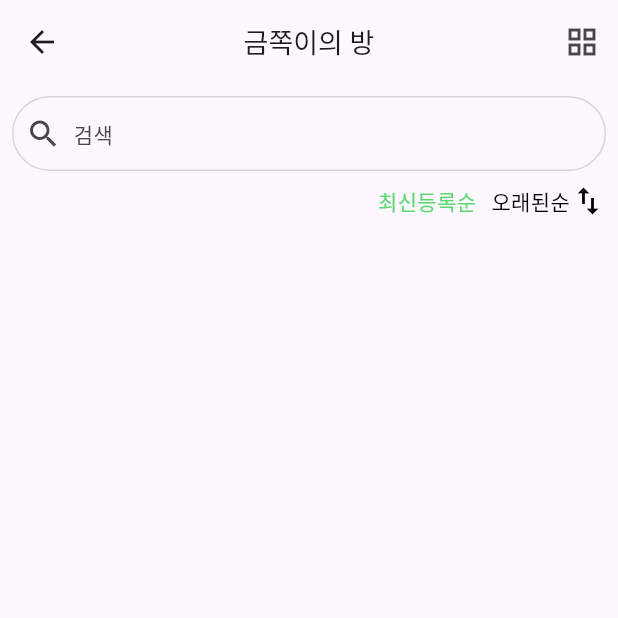
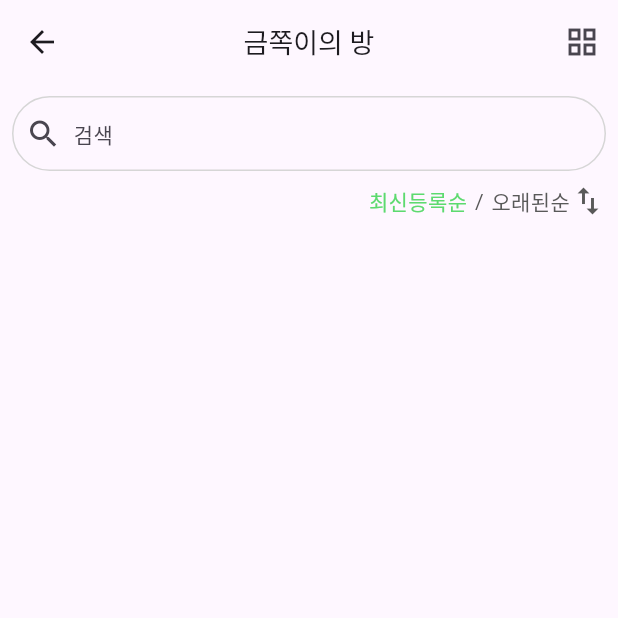
Before and after one commit to YonginUniv-AI-Service-LAB/YIU-AISL-ADizzi-APP, a Flutter app: the screen it shows after launch, after a tap on "Container 페이지", on a phone screen of 412 x 824 dp, the top half of it. Run offline on Flutter 3.47's test engine with Material 3 defaults, Android fonts, the light colour scheme and no system bars.

Commit message:
feat: slot 페이지 생성

```diff
--- a/lib/screens/container/container_screen.dart
+++ b/lib/screens/container/container_screen.dart
@@ -2,6 +2,7 @@ import 'package:flutter/material.dart';
 import '../../widgets/custom_container_add_button.dart';
 import '../../widgets/custom_search_bar.dart';
 import 'add_container.dart';
+import 'package:yiu_aisl_adizzi_app/widgets/time_sort_seletor.dart';
 
 class ContainerScreen extends StatefulWidget {
   const ContainerScreen({super.key});
@@ -24,7 +25,7 @@ class _ContainerScreenState extends State<ContainerScreen> {
         centerTitle: true,
         actions: [
           IconButton(
-            icon: Icon(Icons.grid_view),
+            icon: const Icon(Icons.grid_view),
             onPressed: () {
               // main item 페이지로 이동
               // Navigator.push(
@@ -37,47 +38,26 @@ class _ContainerScreenState extends State<ContainerScreen> {
       ),
       body: Column(
         children: [
+          // CustomSearchBar 사용
            CustomSearchBar(onTap: () {  },
 
           ),
-          Padding(
-            padding: const EdgeInsets.symmetric(horizontal: 8.0),
-            child: Row(
-              mainAxisAlignment: MainAxisAlignment.end,
-              children: [
-                GestureDetector(
-                  onTap: () {
+
+          // TimeSortSelector 위젯 사용
+          TimeSortSelector(
+            isLatestSelected: _isLatestSelected,
+            onLatestTap: () {
               setState(() {
                 _isLatestSelected = true;
               });
             },
-                  child: Text(
-                    '최신등록순',
-                    style: TextStyle(
-                      color: _isLatestSelected ? Color(0xFF5DDA6F) : Colors.black,
-                    ),
-                  ),
-                ),
-                SizedBox(width: 10),
-
-                GestureDetector(
-                  onTap: () {
+            onOldestTap: () {
               setState(() {
                 _isLatestSelected = false;
               });
             },
-                  child: Text(
-                    '오래된순',
-                    style: TextStyle(
-                      color: !_isLatestSelected ? Color(0xFF5DDA6F) : Colors.black,
-                    ),
-                  ),
           ),
 
-                Icon(Icons.swap_vert, color: Colors.black),
-              ],
-            ),
-          ),
           const Expanded(
             child: Center(
               child: Text(
@@ -88,6 +68,7 @@ class _ContainerScreenState extends State<ContainerScreen> {
           ),
         ],
       ),
+
       floatingActionButton: CustomContainerAddButton(
         onPressed: () {
           // add container 페이지로 이동
--- a/lib/screens/temp/temp.dart
+++ b/lib/screens/temp/temp.dart
@@ -6,6 +6,7 @@ import 'package:yiu_aisl_adizzi_app/screens/signIn/signIn_screen.dart';
 import 'package:yiu_aisl_adizzi_app/screens/signUp/signUp_screen.dart';
 import '../container/container_screen.dart';
 import '../room/room_screen.dart';
+import 'package:yiu_aisl_adizzi_app/screens/slot/slot_screen.dart';
 
 
 class TempStartScreen extends StatefulWidget {
@@ -85,7 +86,8 @@ class _TempStartScreenState extends State<TempStartScreen>
                 );
               },
               child: Text('Room 페이지'),
-            ),ElevatedButton(
+            ),
+            ElevatedButton(
               onPressed: () {
                 Navigator.push(
                   context,
@@ -93,7 +95,8 @@ class _TempStartScreenState extends State<TempStartScreen>
                 );
               },
               child: Text('Container 페이지'),
-            ),ElevatedButton(
+            ),
+            ElevatedButton(
               onPressed: () {
                 Navigator.push(
                   context,
@@ -102,6 +105,15 @@ class _TempStartScreenState extends State<TempStartScreen>
               },
               child: Text('SearchDetail 페이지'),
             ),
+            ElevatedButton(
+              onPressed: () {
+                Navigator.push(
+                  context,
+                  MaterialPageRoute(builder: (context) => SlotScreen()),
+                );
+              },
+              child: Text('Slot 페이지'),
+            ),
           ],
         ),
       ),
--- /dev/null
+++ b/lib/widgets/time_sort_seletor.dart
@@ -0,0 +1,56 @@
+import 'package:flutter/material.dart';
+
+class TimeSortSelector extends StatelessWidget {
+  final bool isLatestSelected;
+  final VoidCallback onLatestTap;
+  final VoidCallback onOldestTap;
+
+  const TimeSortSelector({
+    Key? key,
+    required this.isLatestSelected,
+    required this.onLatestTap,
+    required this.onOldestTap,
+  }) : super(key: key);
+
+  @override
+  Widget build(BuildContext context) {
+    return Padding(
+      padding: const EdgeInsets.symmetric(horizontal: 8.0),
+      child: Row(
+        mainAxisAlignment: MainAxisAlignment.end,
+        children: [
+          GestureDetector(
+            onTap: onLatestTap,
+            child: Text(
+              '최신등록순',
+              style: TextStyle(
+                color: isLatestSelected ? Color(0xFF5DDA6F) : Color(0xFF595959),
+              ),
+            ),
+          ),
+
+          const SizedBox(width: 5),
+          const Text(
+            '/',
+            style: TextStyle(
+              color: Color(0xFF595959),
+              fontWeight: FontWeight.w400,
+            ),
+          ),
+          const SizedBox(width: 5),
+
+          GestureDetector(
+            onTap: onOldestTap,
+            child: Text(
+              '오래된순',
+              style: TextStyle(
+                color: !isLatestSelected ? Color(0xFF5DDA6F) : Color(0xFF595959),
+              ),
+            ),
+          ),
+          const Icon(Icons.swap_vert, color: Color(0xFF595959),),
+        ],
+      ),
+    );
+  }
+}
```
Also changed, not shown: lib/screens/slot/slot_screen.dart (added, +93 -0 lines), lib/widgets/slot_add_button.dart (added, +90 -0 lines). Lines whose indentation alone changed are shown as unchanged.
